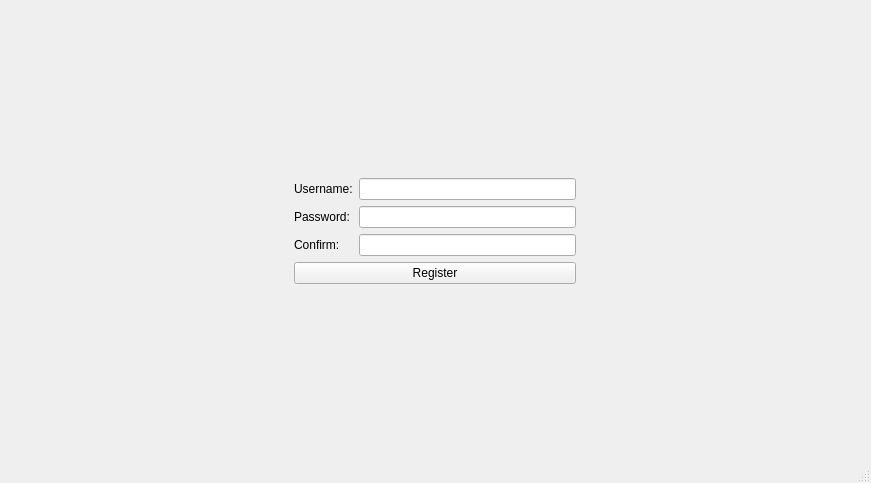
The window that client/src/mainwindow.ui (Dargoswwwe/smc-library) describes before a commit, drawn with Qt 5.
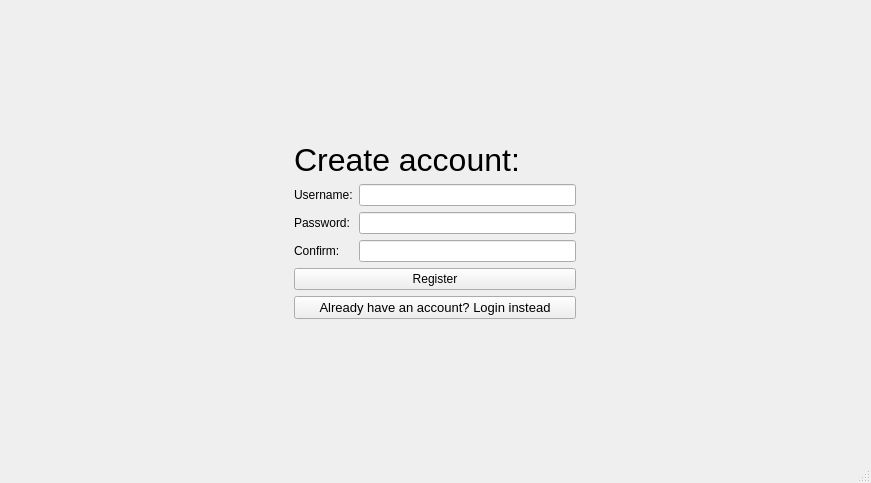
The same window after the commit. The open tabs and pages were chosen to show the change.

Commit message: Add titles to login/register and add button to switch between them

The edit to the form file:
```diff
--- a/client/src/mainwindow.ui
+++ b/client/src/mainwindow.ui
@@ -96,31 +96,43 @@
              <property name="formAlignment">
               <set>Qt::AlignCenter</set>
              </property>
-             <item row="0" column="0">
+             <item row="0" column="0" colspan="2">
+              <widget class="QLabel" name="labelRegister">
+               <property name="font">
+                <font>
+                 <pointsize>24</pointsize>
+                </font>
+               </property>
+               <property name="text">
+                <string>Create account:</string>
+               </property>
+              </widget>
+             </item>
+             <item row="1" column="0">
               <widget class="QLabel" name="labelRegisterUsername">
                <property name="text">
                 <string>Username:</string>
                </property>
               </widget>
              </item>
-             <item row="0" column="1">
+             <item row="1" column="1">
               <widget class="QLineEdit" name="lineRegisterUsername"/>
              </item>
-             <item row="1" column="0">
+             <item row="2" column="0">
               <widget class="QLabel" name="labelRegisterPassword">
                <property name="text">
                 <string>Password:</string>
                </property>
               </widget>
              </item>
-             <item row="1" column="1">
+             <item row="2" column="1">
               <widget class="QLineEdit" name="lineRegisterPassword">
                <property name="echoMode">
                 <enum>QLineEdit::Password</enum>
                </property>
               </widget>
              </item>
-             <item row="2" column="0">
+             <item row="3" column="0">
               <widget class="QLabel" name="labelRegisterConfirmPassword">
                <property name="text">
                 <string>Confirm:</string>
@@ -130,20 +142,32 @@
                </property>
               </widget>
              </item>
-             <item row="2" column="1">
+             <item row="3" column="1">
               <widget class="QLineEdit" name="lineRegisterConfirmPassword">
                <property name="echoMode">
                 <enum>QLineEdit::Password</enum>
                </property>
               </widget>
              </item>
-             <item row="3" column="0" colspan="2">
+             <item row="4" column="0" colspan="2">
               <widget class="QPushButton" name="buttonRegister">
                <property name="text">
                 <string>Register</string>
                </property>
               </widget>
              </item>
+             <item row="5" column="0" colspan="2">
+              <widget class="QPushButton" name="buttonLoginInstead">
+               <property name="font">
+                <font>
+                 <pointsize>10</pointsize>
+                </font>
+               </property>
+               <property name="text">
+                <string>Already have an account? Login instead</string>
+               </property>
+              </widget>
+             </item>
             </layout>
            </item>
           </layout>
```
Left out of the diff: 34 changed lines with no effect on the pictures. The commit also changes 2 other files.
